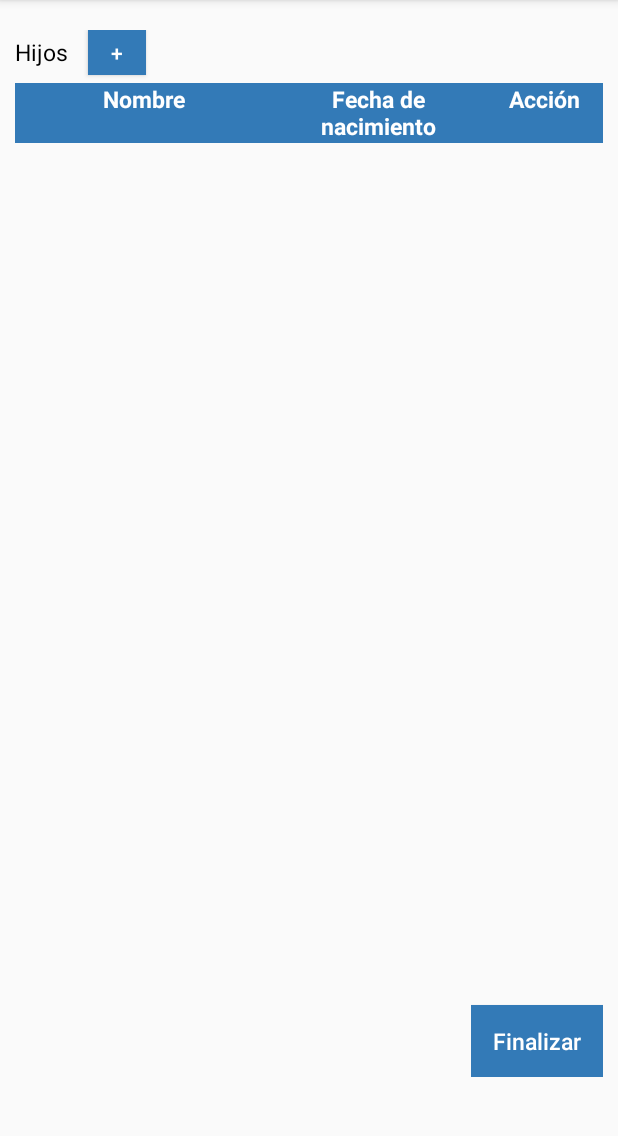
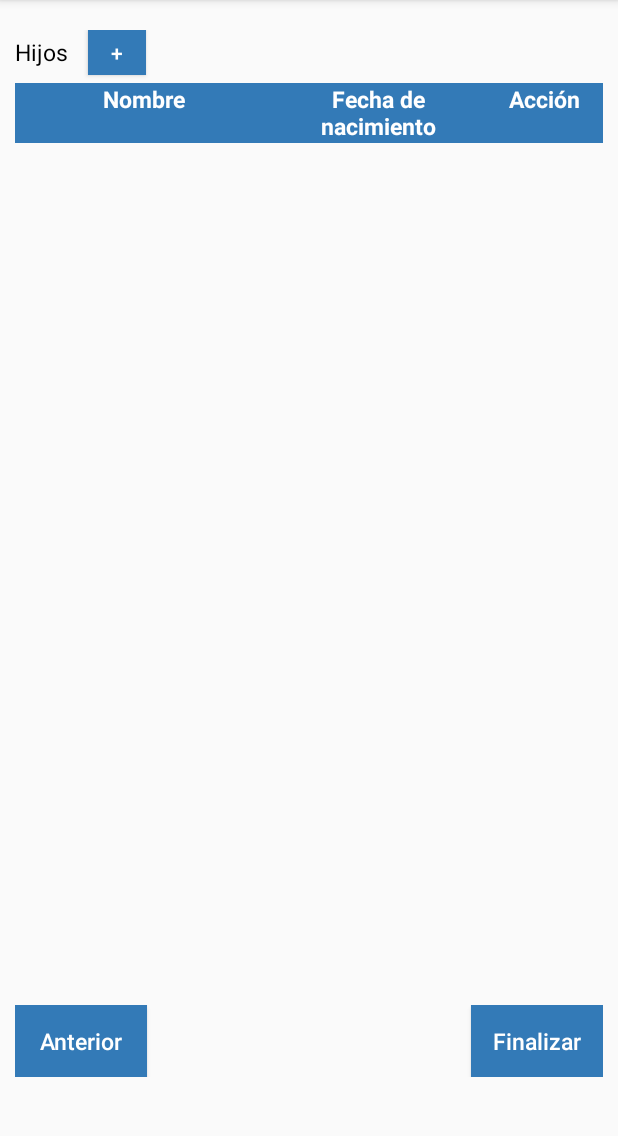
Before and after one commit to cmadrid/ActiveDad, an Android app: the ProfileSecondActivity screen opened directly, with no data from a screen before it, on a phone screen of 412 x 824 dp, the part 84-1220 px from its top. Run offline under Robolectric (Android 15) with nearby library versions, the phone set to English and light mode, and no system bars.

Commit message:
Lista de actividades
Activity de actividades

```diff
--- a/app/src/main/java/ec/edu/espol/integradora/dadtime/ProfileSecondActivity.java
+++ b/app/src/main/java/ec/edu/espol/integradora/dadtime/ProfileSecondActivity.java
@@ -4,6 +4,7 @@ import android.app.Activity;
 import android.app.AlertDialog;
 import android.app.DatePickerDialog;
 import android.content.DialogInterface;
+import android.content.Intent;
 import android.graphics.Color;
 import android.os.AsyncTask;
 import android.support.v7.app.AppCompatActivity;
@@ -24,14 +25,18 @@ import org.ksoap2.serialization.SoapObject;
 import org.ksoap2.serialization.SoapSerializationEnvelope;
 import org.ksoap2.transport.HttpTransportSE;
 
+import java.util.ArrayList;
 import java.util.Calendar;
 
 public class ProfileSecondActivity extends AppCompatActivity {
 
-    Activity activity;
-    Button btnAddSon;
-    TableLayout tlBody;
-    Button btnFinalize;
+    private Activity activity;
+    private ProfileGlobalClass profileGlobalClass;
+    private Button btnAddSon;
+    private TableLayout tlBody;
+    private Button btnPrevious;
+    private Button btnFinalize;
+    private ArrayList<Son> sons;
 
     private static final String LOGTAG = "LogsAndroidDADTIME";
 
@@ -40,9 +45,13 @@ public class ProfileSecondActivity extends AppCompatActivity {
         super.onCreate(savedInstanceState);
         setContentView(R.layout.activity_profile_second);
         this.activity = this;
+        profileGlobalClass = (ProfileGlobalClass) getApplicationContext();
+        Log.i(LOGTAG,profileGlobalClass.getName());
         btnAddSon = (Button)findViewById(R.id.btnAddSon);
         tlBody = (TableLayout)findViewById(R.id.tlBody);
+        btnPrevious = (Button)findViewById(R.id.btnPrevious);
         btnFinalize = (Button)findViewById(R.id.btnFinalize);
+        sons = new ArrayList<>();
         btnAddSon.setOnClickListener(new View.OnClickListener() {
             @Override
             public void onClick(View v) {
@@ -129,13 +138,24 @@ public class ProfileSecondActivity extends AppCompatActivity {
                 .show();
             }
         });
+        btnPrevious.setOnClickListener(new View.OnClickListener() {
+            @Override
+            public void onClick(View v) {
+                onBackPressed();
+            }
+        });
         btnFinalize.setOnClickListener(new View.OnClickListener() {
             @Override
             public void onClick(View v) {
-                /*Intent intent = new Intent(ProfileSecondActivity.this, MainActivity.class);
-                startActivity(intent);*/
-                SaveProfile saveProfile = new SaveProfile();
-                saveProfile.execute();
+                Son son = new Son();
+                //son.setName(etName.getText().toString());
+                //son.setBirthdate(etBirthday.getText().toString());
+                sons.add(son);
+                profileGlobalClass.setSons(sons);
+                Intent intent = new Intent(ProfileSecondActivity.this, MainActivity.class);
+                startActivity(intent);
+                //SaveProfile saveProfile = new SaveProfile();
+                //saveProfile.execute();
             }
         });
     }
@@ -156,13 +176,10 @@ public class ProfileSecondActivity extends AppCompatActivity {
                 request.addProperty("user", "cesar");
                 request.addProperty("home", "Aja");
                 SoapSerializationEnvelope envelope = new SoapSerializationEnvelope(SoapSerializationEnvelope.VER11);
-                Log.i(LOGTAG, "0");
                 envelope.dotNet = true;
                 envelope.setOutputSoapObject(request);
-                Log.i(LOGTAG, "1");
                 HttpTransportSE httpTransport = new HttpTransportSE(URL);
                 httpTransport.call(SOAP_ACTION, envelope);
-                Log.i(LOGTAG, "2");
                 SoapObject response = (SoapObject) envelope.bodyIn;
                 String wsResponse = (String)response.getProperty(0);
                 return wsResponse;
--- a/app/src/main/res/layout/activity_profile_second.xml
+++ b/app/src/main/res/layout/activity_profile_second.xml
@@ -38,7 +38,7 @@
 
     <TableLayout
         android:layout_width="match_parent"
-        android:layout_height="270dp">
+        android:layout_height="280dp">
 
         <TableRow
             android:layout_width="match_parent"
@@ -106,12 +106,27 @@
         android:orientation="horizontal"
         android:layout_width="wrap_content"
         android:layout_height="match_parent"
-        android:layout_gravity="right"
         android:gravity="bottom">
+
+        <RelativeLayout
+            android:layout_width="wrap_content"
+            android:layout_height="wrap_content">
 
             <Button
                 android:layout_width="wrap_content"
                 android:layout_height="wrap_content"
+                android:layout_alignParentLeft="true"
+                android:textSize="15sp"
+                android:textColor="#ffffff"
+                android:textAllCaps="false"
+                android:text="Anterior"
+                android:background="@drawable/table_layout_head"
+                android:id="@+id/btnPrevious" />
+
+            <Button
+                android:layout_width="wrap_content"
+                android:layout_height="wrap_content"
+                android:layout_alignParentRight="true"
                 android:textSize="15sp"
                 android:textColor="#ffffff"
                 android:textAllCaps="false"
@@ -119,6 +134,8 @@
                 android:background="@drawable/table_layout_head"
                 android:id="@+id/btnFinalize" />
 
+        </RelativeLayout>
+
     </LinearLayout>
 
 </LinearLayout>
```
Also changed, not shown: app/src/main/AndroidManifest.xml (+4 -8 lines), app/src/main/java/ec/edu/espol/integradora/dadtime/MainActivity.java (+9 -0 lines), app/src/main/java/ec/edu/espol/integradora/dadtime/ProfileFirstActivity.java (+4 -3 lines), app/src/main/java/ec/edu/espol/integradora/dadtime/ProfileGlobalClass.java (added, +39 -0 lines), app/src/main/java/ec/edu/espol/integradora/dadtime/Son.java (added, +26 -0 lines), app/src/main/res/layout/activity_list.xml (added, +56 -0 lines), app/src/main/res/layout/activity_profile_first.xml (+1 -10 lines). Lines whose indentation alone changed are shown as unchanged.
